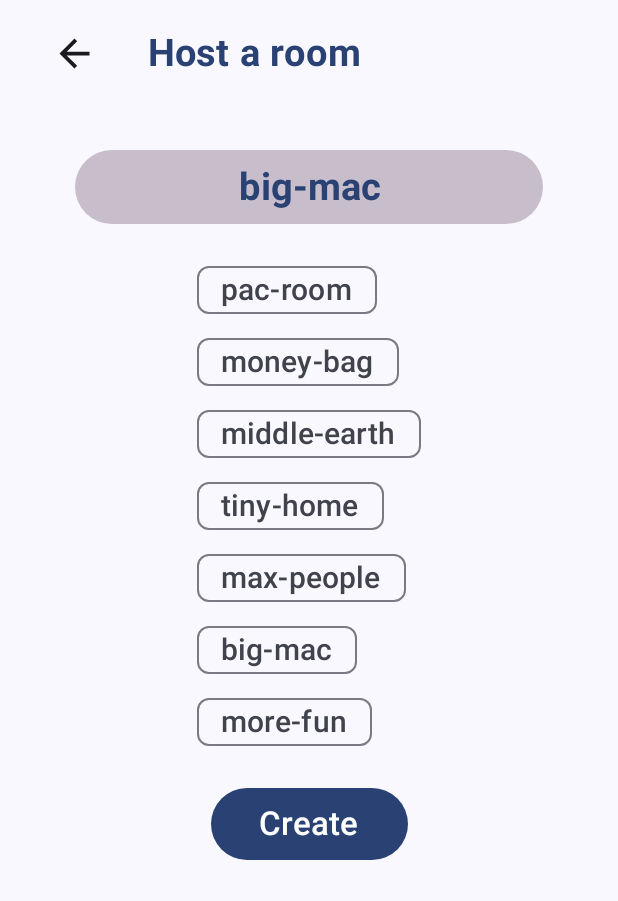
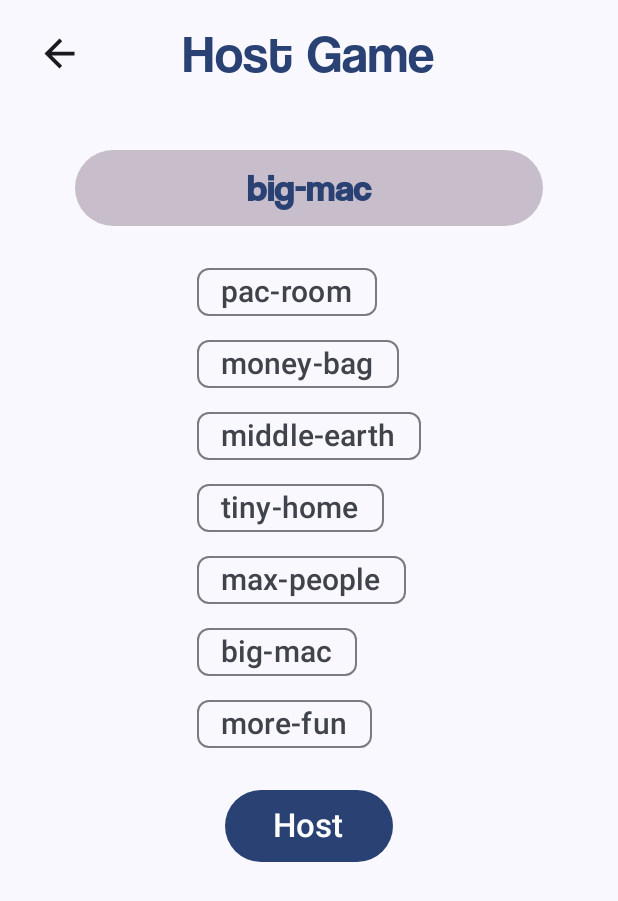
Before and after one commit to joshuajgomez/TicTacToe, an Android app built with Jetpack Compose: the screen it shows after launch (MainActivity), after a tap on "Host Game", on a phone screen of 412 x 824 dp. Shown: the top 901 px of the screen. Run offline under Robolectric (Android 15) with nearby library versions, the phone set to English and light mode, and no system bars; our stand-ins replace Firebase (no records; nobody signed in at launch, a user with empty details on screens opened directly), constraintlayout-compose.

Commit message:
Add font

```diff
--- a/app/src/main/java/com/triplerock/tictactoe/ui/screens/CreateRoomContainer.kt
+++ b/app/src/main/java/com/triplerock/tictactoe/ui/screens/CreateRoomContainer.kt
@@ -51,7 +51,7 @@ fun PreviewCreateRoom() {
 fun PreviewCreateRoomContainer() {
     TicTacToeTheme {
         Column(Modifier.fillMaxSize()) {
-            TitleBar(title = "Host a room") { }
+            TitleBar(title = "Host Game") { }
             RoomName()
         }
     }
@@ -66,7 +66,7 @@ fun CreateRoomContainer(
         modifier = Modifier.fillMaxSize(),
         horizontalAlignment = Alignment.CenterHorizontally,
     ) {
-        TitleBar(title = "Host a room") { navController.navigate(navMenu) }
+        TitleBar(title = "Host Game") { navController.navigate(navMenu) }
         val uiState = createRoomViewModel.uiState.collectAsState()
         when (uiState.value) {
             is CreateRoomUiState.CreateRoom ->
@@ -113,7 +113,7 @@ fun RoomName(
             name = it
         }
         CustomTextButton(
-            text = "Create",
+            text = "Host",
         ) {
             onCreateRoomClick(name)
         }
--- a/app/src/main/java/com/triplerock/tictactoe/ui/screens/GameScreenContainer.kt
+++ b/app/src/main/java/com/triplerock/tictactoe/ui/screens/GameScreenContainer.kt
@@ -49,6 +49,7 @@ import com.triplerock.tictactoe.ui.navMenu
 import com.triplerock.tictactoe.ui.screens.common.Loading
 import com.triplerock.tictactoe.ui.screens.common.TitleBar
 import com.triplerock.tictactoe.ui.theme.TicTacToeTheme
+import com.triplerock.tictactoe.ui.theme.coolveticaFamily
 import com.triplerock.tictactoe.utils.Logger
 import com.triplerock.tictactoe.viewmodels.Crossing
 import com.triplerock.tictactoe.viewmodels.GameUiState
--- a/app/src/main/java/com/triplerock/tictactoe/ui/screens/MenuContainer.kt
+++ b/app/src/main/java/com/triplerock/tictactoe/ui/screens/MenuContainer.kt
@@ -52,6 +52,7 @@ import com.triplerock.tictactoe.ui.navJoinRoom
 import com.triplerock.tictactoe.ui.screens.common.NameTags
 import com.triplerock.tictactoe.ui.theme.TicTacToeTheme
 import com.triplerock.tictactoe.ui.theme.Yellow10
+import com.triplerock.tictactoe.ui.theme.coolveticaFamily
 import com.triplerock.tictactoe.viewmodels.MenuViewModel
 import org.koin.androidx.compose.koinViewModel
 
--- a/app/src/main/java/com/triplerock/tictactoe/ui/screens/common/CommonItems.kt
+++ b/app/src/main/java/com/triplerock/tictactoe/ui/screens/common/CommonItems.kt
@@ -32,14 +32,17 @@ import androidx.compose.runtime.Composable
 import androidx.compose.ui.Alignment
 import androidx.compose.ui.Modifier
 import androidx.compose.ui.graphics.SolidColor
+import androidx.compose.ui.text.font.FontFamily
 import androidx.compose.ui.text.font.FontWeight
 import androidx.compose.ui.text.style.TextAlign
 import androidx.compose.ui.tooling.preview.Preview
 import androidx.compose.ui.unit.dp
 import androidx.compose.ui.unit.sp
+import androidx.constraintlayout.compose.ConstraintLayout
 import com.triplerock.tictactoe.data.sampleNames
 import com.triplerock.tictactoe.data.sampleRoomNames
 import com.triplerock.tictactoe.ui.theme.TicTacToeTheme
+import com.triplerock.tictactoe.ui.theme.coolveticaFamily
 
 @Preview
 @Composable
@@ -116,25 +119,33 @@ fun PreviewTitleBar() {
 
 @Composable
 fun TitleBar(
-    title: String = "TicTacToe",
+    title: String = "tic.tac.toe",
     onBackClick: () -> Unit = {},
 ) {
-    Row(
+    ConstraintLayout(
         modifier = Modifier
             .fillMaxWidth()
             .height(70.dp),
-        verticalAlignment = Alignment.CenterVertically
     ) {
-        Spacer(modifier = Modifier.width(20.dp))
+        val (iconRef, titleRef) = createRefs()
         CustomButton(
             onClick = onBackClick,
+            modifier = Modifier.constrainAs(iconRef) {
+                start.linkTo(parent.start, margin = 10.dp)
+                top.linkTo(parent.top)
+                bottom.linkTo(parent.bottom)
+            }
         )
-        Spacer(modifier = Modifier.width(20.dp))
         Text(
             text = title,
-            fontSize = 25.sp,
-            fontWeight = FontWeight.Bold,
+            fontSize = 35.sp,
             color = colorScheme.primary,
+            modifier = Modifier.constrainAs(titleRef) {
+                start.linkTo(parent.start)
+                top.linkTo(parent.top)
+                bottom.linkTo(parent.bottom)
+                end.linkTo(parent.end)
+            }
         )
     }
 }
--- a/app/src/main/java/com/triplerock/tictactoe/ui/theme/Type.kt
+++ b/app/src/main/java/com/triplerock/tictactoe/ui/theme/Type.kt
@@ -2,14 +2,20 @@ package com.triplerock.tictactoe.ui.theme
 
 import androidx.compose.material3.Typography
 import androidx.compose.ui.text.TextStyle
+import androidx.compose.ui.text.font.Font
 import androidx.compose.ui.text.font.FontFamily
 import androidx.compose.ui.text.font.FontWeight
 import androidx.compose.ui.unit.sp
+import com.triplerock.tictactoe.R
+
+val coolveticaFamily = FontFamily(
+    Font(R.font.coolvetica_rg, FontWeight.Normal),
+)
 
 // Set of Material typography styles to start with
 val Typography = Typography(
     bodyLarge = TextStyle(
-        fontFamily = FontFamily.Default,
+        fontFamily = coolveticaFamily,
         fontWeight = FontWeight.Normal,
         fontSize = 16.sp,
         lineHeight = 24.sp,
```
Also changed, not shown: app/src/main/res/font/coolvetica_rg.otf (added).
